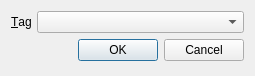
Old version of the form LHCb/Tools/CondDBUI/qt_resources/SelectTagDialog.ui in the repository ibab/lhcb-software.
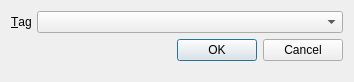
New version of the form.

Patch:
```diff
--- a/LHCb/Tools/CondDBUI/qt_resources/SelectTagDialog.ui
+++ b/LHCb/Tools/CondDBUI/qt_resources/SelectTagDialog.ui
@@ -5,8 +5,8 @@
    <rect>
     <x>0</x>
     <y>0</y>
-    <width>255</width>
-    <height>76</height>
+    <width>354</width>
+    <height>82</height>
    </rect>
   </property>
   <property name="windowTitle" >
```
